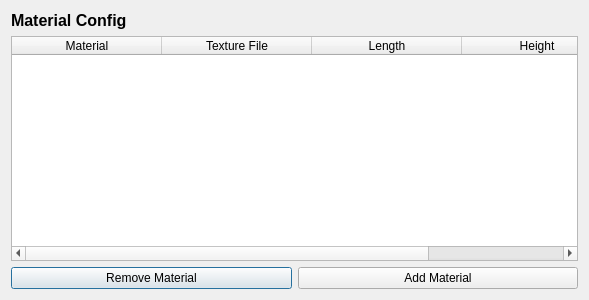
Qt form Resources/UI/texture_config.ui (furti/FreeCAD-ArchTextures) before a commit.
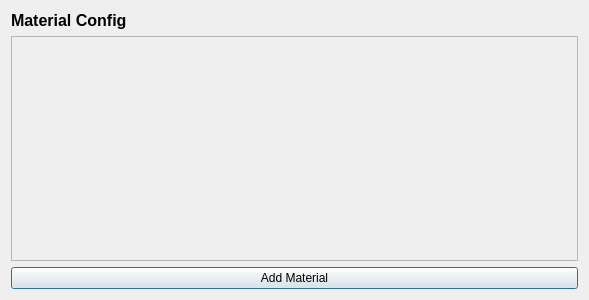
The same form after that commit.

Commit message:
Refactor texture config Task panel
Previously the Table was really wide and it was not optimal to configure
everything inside a single table row.

Now each entry has its own block and the inputs are stacked vertically.
This makes it easy to add more configuration options and also more
confortable to configure them.

fixes #8

```diff
--- a/Resources/UI/texture_config.ui
+++ b/Resources/UI/texture_config.ui
@@ -10,6 +10,12 @@
     <height>300</height>
    </rect>
   </property>
+  <property name="minimumSize">
+   <size>
+    <width>0</width>
+    <height>300</height>
+   </size>
+  </property>
   <property name="windowTitle">
    <string>Dialog</string>
   </property>
@@ -29,56 +35,25 @@
     </widget>
    </item>
    <item row="1" column="0">
-    <widget class="QTableWidget" name="MaterialTable">
-     <property name="selectionMode">
-      <enum>QAbstractItemView::SingleSelection</enum>
+    <widget class="QScrollArea" name="ScrollArea">
+     <property name="widgetResizable">
+      <bool>true</bool>
      </property>
-     <property name="selectionBehavior">
-      <enum>QAbstractItemView::SelectRows</enum>
-     </property>
-     <property name="columnCount">
-      <number>4</number>
-     </property>
-     <attribute name="horizontalHeaderCascadingSectionResizes">
-      <bool>false</bool>
-     </attribute>
-     <attribute name="horizontalHeaderDefaultSectionSize">
-      <number>150</number>
-     </attribute>
-     <attribute name="horizontalHeaderStretchLastSection">
-      <bool>false</bool>
-     </attribute>
-     <column>
-      <property name="text">
-       <string>Material</string>
+     <widget class="QWidget" name="scrollAreaWidgetContents">
+      <property name="geometry">
+       <rect>
+        <x>0</x>
+        <y>0</y>
+        <width>569</width>
+        <height>224</height>
+       </rect>
       </property>
-     </column>
-     <column>
-      <property name="text">
-       <string>Texture File</string>
-      </property>
-     </column>
-     <column>
-      <property name="text">
-       <string>Length</string>
-      </property>
-     </column>
-     <column>
-      <property name="text">
-       <string>Height</string>
-      </property>
-     </column>
+      <layout class="QVBoxLayout" name="verticalLayout"/>
+     </widget>
     </widget>
    </item>
    <item row="2" column="0">
     <layout class="QHBoxLayout" name="horizontalLayout">
-     <item>
-      <widget class="QPushButton" name="RemoveMaterialButton">
-       <property name="text">
-        <string>Remove Material</string>
-       </property>
-      </widget>
-     </item>
      <item>
       <widget class="QPushButton" name="AddMaterialButton">
        <property name="text">
```
Left out of the diff: 2 changed lines with no effect on the pictures. The commit also changes 1 other file.
